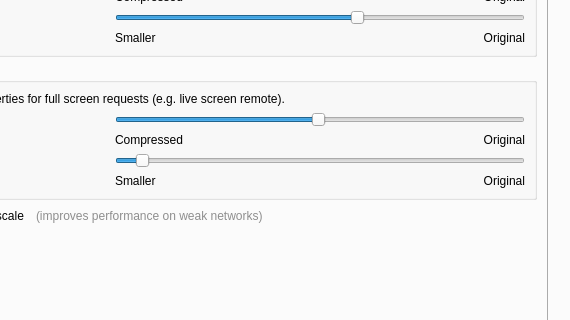
Qt form Source/MacOS/RemoteControlServer/mainwindow.ui (Steppschuh/RemoteControlServer) before a commit; both pictures show x 138 to 708 and y 150 to 470 of the 708 by 551 pixel window.
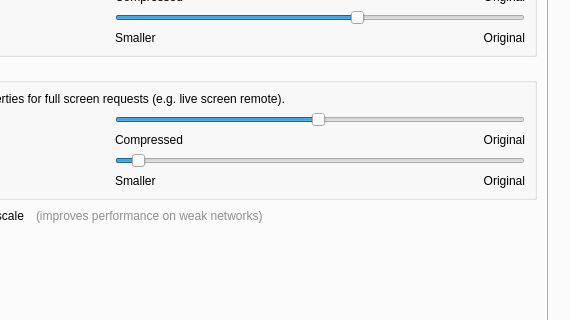
The same form after that commit. Icons and pictures are not drawn.

Commit message: Changing screen quality and scale has now an effect on the screenshots

What changed in the file:
```diff
--- a/Source/MacOS/RemoteControlServer/mainwindow.ui
+++ b/Source/MacOS/RemoteControlServer/mainwindow.ui
@@ -623,7 +623,7 @@
                   <number>1</number>
                  </property>
                  <property name="maximum">
-                  <number>80</number>
+                  <number>100</number>
                  </property>
                  <property name="value">
                   <number>5</number>
```
The commit also changes 5 other files.
